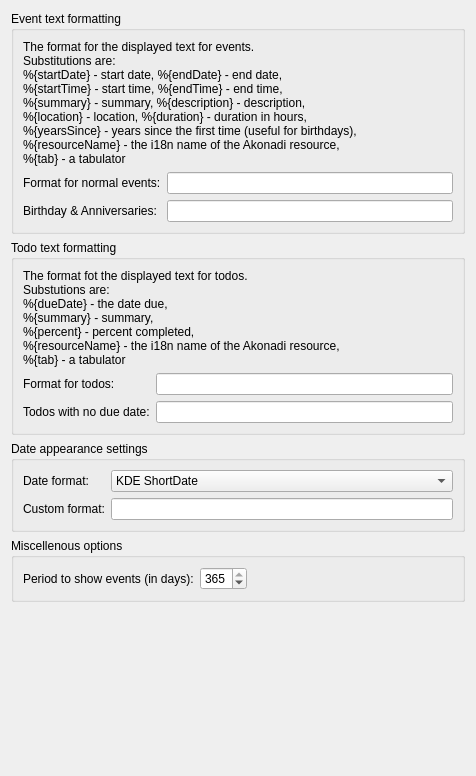
First picture: the form in src/applet/eventappletformatconfig.ui, repository KDE/plasmoid-eventlist, before the edit.
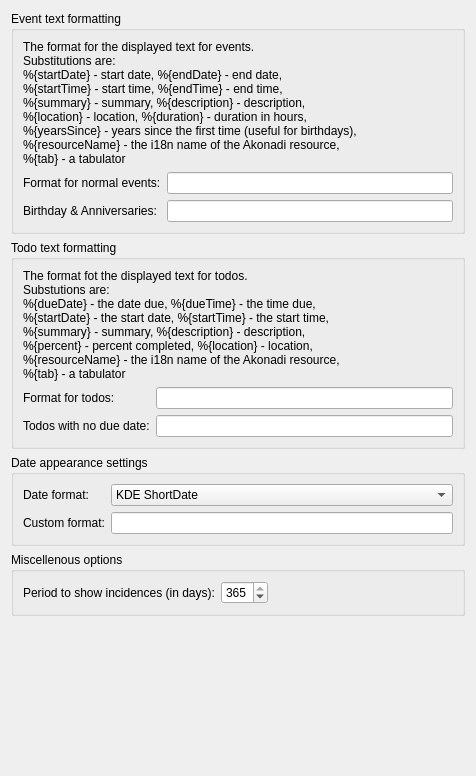
Second picture: the form after the edit. Custom widgets are drawn as their Qt base class.

The edit to the form file:
```diff
--- a/src/applet/eventappletformatconfig.ui
+++ b/src/applet/eventappletformatconfig.ui
@@ -69,9 +69,10 @@
         <property name="text">
          <string>The format fot the displayed text for todos.
 Substutions are:
-%{dueDate} - the date due,
-%{summary} - summary,
-%{percent} - percent completed,
+%{dueDate} - the date due, %{dueTime} - the time due,
+%{startDate} - the start date, %{startTime} - the start time,
+%{summary} - summary, %{description} - description,
+%{percent} - percent completed, %{location} - location,
 %{resourceName} - the i18n name of the Akonadi resource,
 %{tab} - a tabulator</string>
         </property>
@@ -161,7 +162,7 @@
       <item>
        <widget class="QLabel" name="label_6">
         <property name="text">
-         <string>Period to show events (in days):</string>
+         <string>Period to show incidences (in days):</string>
         </property>
        </widget>
       </item>
```
Left out of the diff: 30 changed lines with no effect on the pictures.
